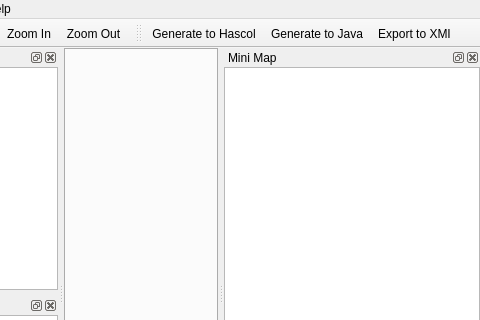
Above: unreal/trunk/qrgui/mainwindow/mainwindow.ui from qreal/qreal before the change; both pictures show x 198 to 678 and y 0 to 320 of the 678 by 559 pixel window. Below: the same form after it.
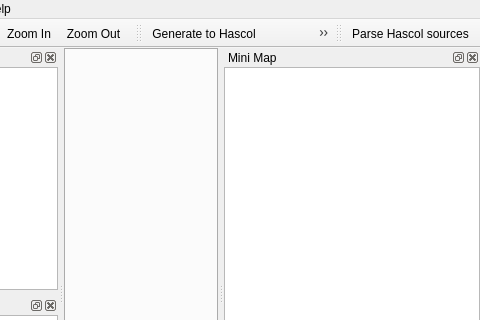
That is the form after the change. Icons and pictures are not drawn. Custom widgets are drawn as their Qt base class.

Patch:
```diff
--- a/unreal/trunk/qrgui/mainwindow/mainwindow.ui
+++ b/unreal/trunk/qrgui/mainwindow/mainwindow.ui
@@ -259,6 +259,18 @@
    <addaction name="actionGenerate_to_Java"/>
    <addaction name="actionExport_to_XMI"/>
   </widget>
+  <widget class="QToolBar" name="parsersToolbar">
+   <property name="windowTitle">
+    <string>toolBar</string>
+   </property>
+   <attribute name="toolBarArea">
+    <enum>TopToolBarArea</enum>
+   </attribute>
+   <attribute name="toolBarBreak">
+    <bool>false</bool>
+   </attribute>
+   <addaction name="actionParse_Hascol_sources"/>
+  </widget>
   <action name="actionQuit">
    <property name="text">
     <string>&amp;Quit</string>
@@ -454,6 +466,14 @@
     <string>Open...</string>
    </property>
   </action>
+  <action name="actionParse_Hascol_sources">
+   <property name="text">
+    <string>Parse Hascol sources</string>
+   </property>
+   <property name="toolTip">
+    <string>Build diagrams from existing Hascol sources</string>
+   </property>
+  </action>
  </widget>
  <layoutdefault spacing="0" margin="0"/>
  <customwidgets>
```
Left out of the diff: 16 changed lines with no effect on the pictures.
